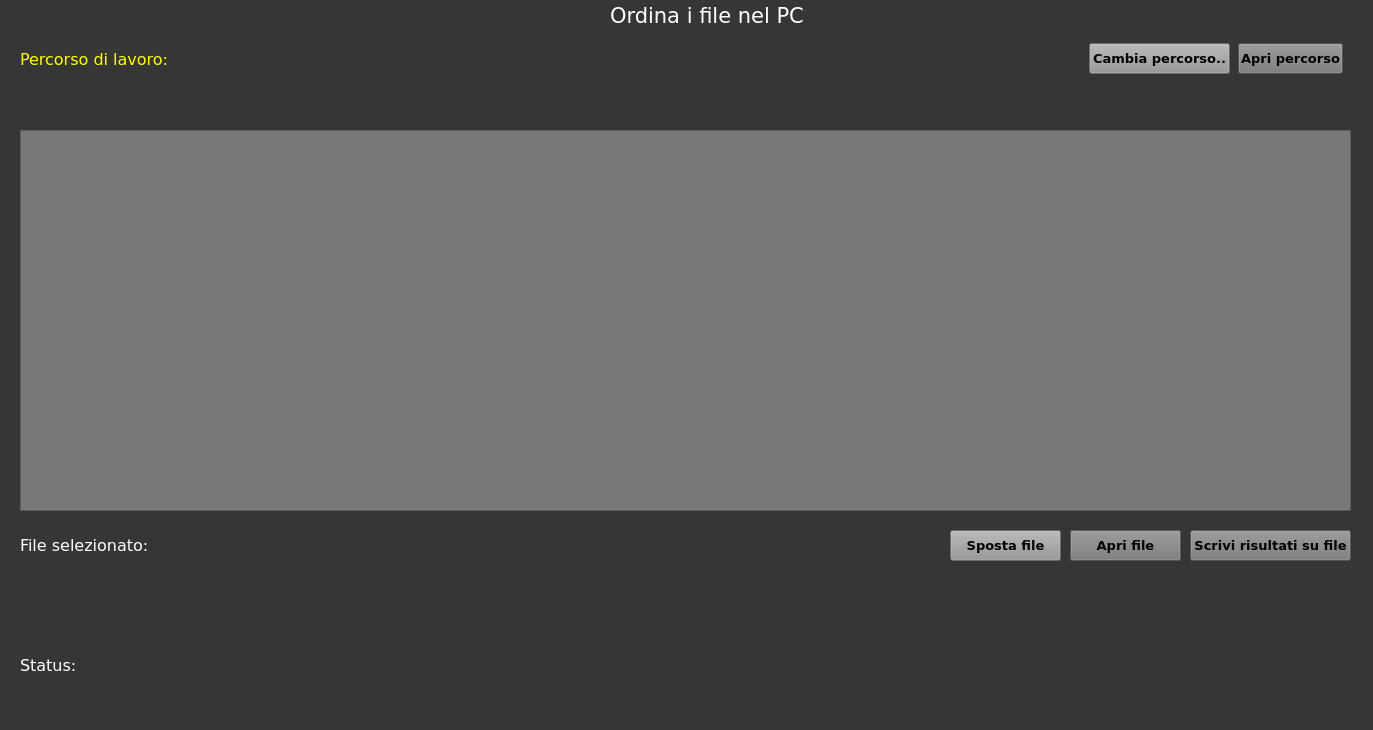
Before: the Qt Designer form ORDINA_FILE.ui in jimponz/Ordina_File, drawn with Qt 5.
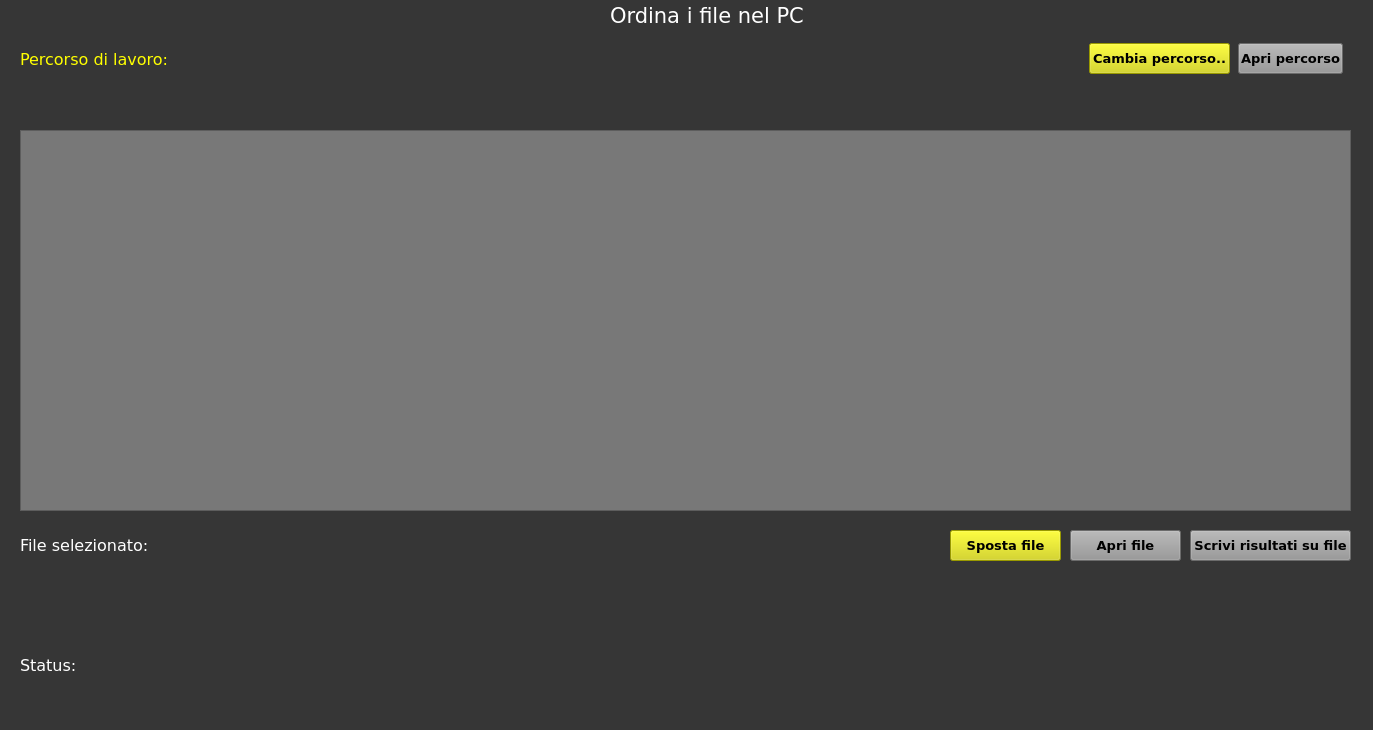
After: the same form once the commit is applied.

What changed in the file:
```diff
--- a/ORDINA_FILE.ui
+++ b/ORDINA_FILE.ui
@@ -63,7 +63,7 @@
      </font>
     </property>
     <property name="styleSheet">
-     <string notr="true">background-color: rgb(150, 150, 150);</string>
+     <string notr="true">background-color: rgb(214, 214, 0);</string>
     </property>
     <property name="text">
      <string>Cambia percorso..</string>
@@ -229,7 +229,7 @@
      </font>
     </property>
     <property name="styleSheet">
-     <string notr="true">background-color: rgb(150, 150, 150);</string>
+     <string notr="true">background-color: rgb(214, 214, 0);</string>
     </property>
     <property name="text">
      <string>Sposta file</string>
@@ -281,7 +281,7 @@
      </font>
     </property>
     <property name="styleSheet">
-     <string notr="true">background-color: rgb(120, 120, 120);</string>
+     <string notr="true">background-color: rgb(150, 150, 150);</string>
     </property>
     <property name="text">
      <string>Apri percorso</string>
@@ -311,7 +311,7 @@
      </font>
     </property>
     <property name="styleSheet">
-     <string notr="true">background-color: rgb(120, 120, 120);</string>
+     <string notr="true">background-color: rgb(150, 150, 150);</string>
     </property>
     <property name="text">
      <string>Scrivi risultati su file</string>
@@ -347,36 +347,6 @@
      <string>Apri file</string>
     </property>
    </widget>
-   <widget class="QPushButton" name="buttonOpenFile">
-    <property name="geometry">
-     <rect>
-      <x>1070</x>
-      <y>530</y>
-      <width>111</width>
-      <height>31</height>
-     </rect>
-    </property>
-    <property name="sizePolicy">
-     <sizepolicy hsizetype="Maximum" vsizetype="Fixed">
-      <horstretch>0</horstretch>
-      <verstretch>0</verstretch>
-     </sizepolicy>
-    </property>
-    <property name="font">
-     <font>
-      <family>Verdana</family>
-      <pointsize>10</pointsize>
-      <weight>75</weight>
-      <bold>true</bold>
-     </font>
-    </property>
-    <property name="styleSheet">
-     <string notr="true">background-color: rgb(120, 120, 120);</string>
-    </property>
-    <property name="text">
-     <string>Apri file</string>
-    </property>
-   </widget>
   </widget>
   <widget class="QMenuBar" name="menubar">
    <property name="geometry">
```
